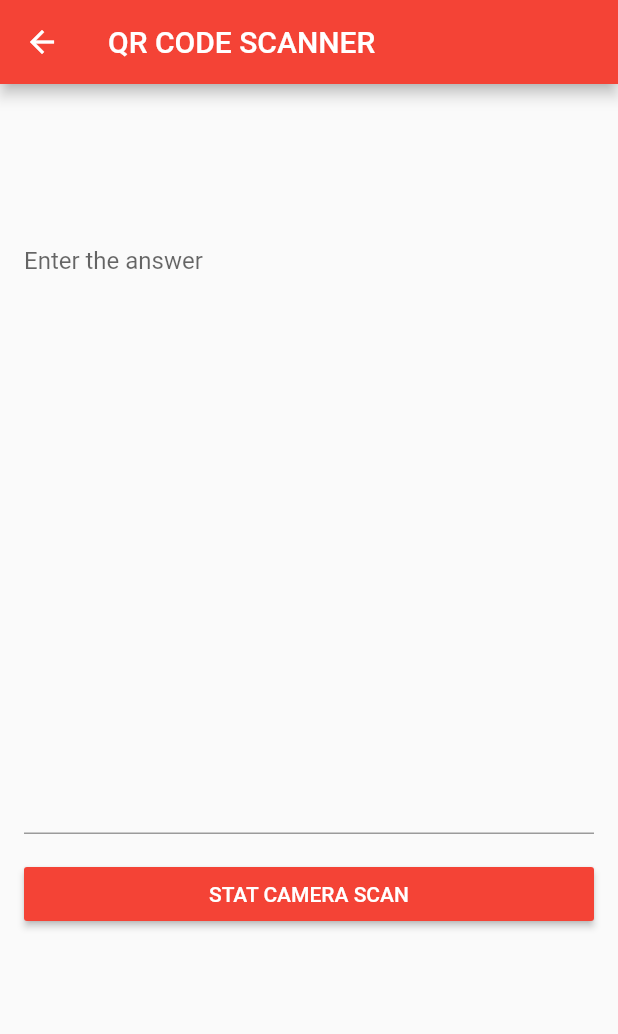
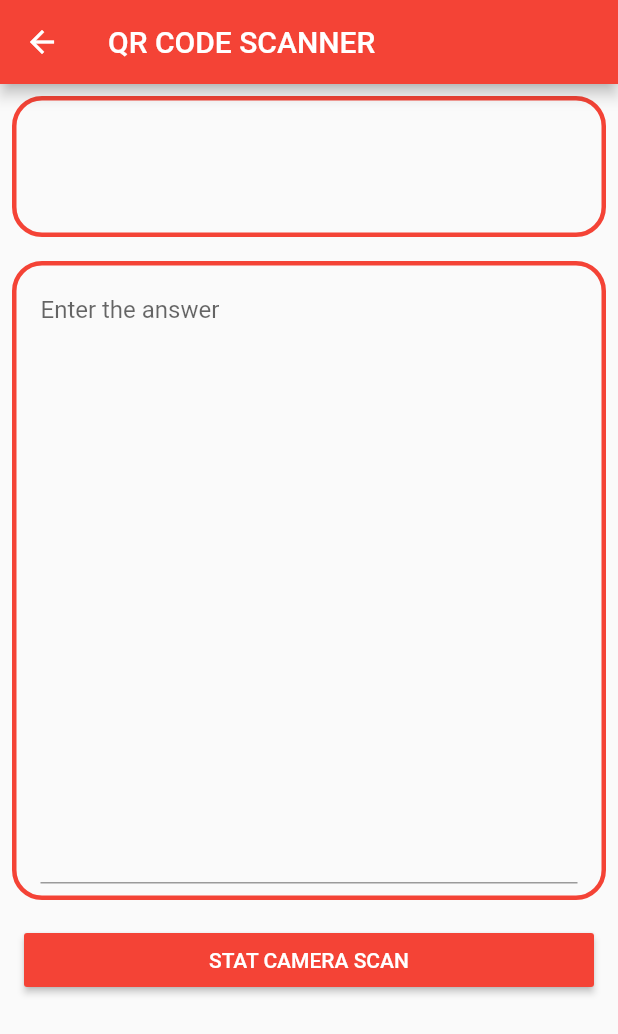
Before and after one commit to hieuruoi7797/ihust, a Flutter app: the ScanScreen screen opened directly, on a phone screen of 412 x 824 dp. Shown: the top 1034 px of the screen. Run offline on Flutter 3.47's test engine with Material 2 defaults, Android fonts, the phone set to English and light mode, and no system bars; our stand-ins replace bloc, device_info, equatable, flutter_bloc, flutter_local_notifications, google_fonts; missing offline and left inert: barcode_scan, flutter_tableview, tripledes; network calls fail.

Commit message:
update scan screen and table time view

```diff
--- a/lib/screens/roll_call/scan_screen.dart
+++ b/lib/screens/roll_call/scan_screen.dart
@@ -20,7 +20,10 @@ class _ScanState extends State<ScanScreen> {
         mainAxisAlignment: MainAxisAlignment.start,
         crossAxisAlignment: CrossAxisAlignment.stretch,
         children: <Widget>[
-          Padding(
+          Container(
+            margin:
+                EdgeInsets.only(left: 8.0, right: 8.0, bottom: 8.0, top: 8.0),
+            decoration: myBoxDecoration(),
             padding: EdgeInsets.only(
                 left: 16.0, right: 16.0, bottom: 64.0, top: 8.0),
             child: Text(
@@ -28,7 +31,10 @@ class _ScanState extends State<ScanScreen> {
               textAlign: TextAlign.start,
             ),
           ),
-          Padding(
+          Container(
+              margin:
+                  EdgeInsets.only(left: 8.0, right: 8.0, bottom: 8.0, top: 8.0),
+              decoration: myBoxDecoration(),
               padding: EdgeInsets.symmetric(horizontal: 16.0, vertical: 8.0),
               child: TextField(
 //                selectionHeightStyle: BoxHeightStyle,
@@ -71,4 +77,13 @@ class _ScanState extends State<ScanScreen> {
       setState(() => this.barcode = 'Unknown error: $e');
     }
   }
+
+  BoxDecoration myBoxDecoration() {
+    return BoxDecoration(
+      border: Border.all(color: Colors.red, width: 3.0),
+      borderRadius: BorderRadius.all(
+          Radius.circular(20.0) //         <--- border radius here
+          ),
+    );
+  }
 }
--- a/lib/screens/table_time/table_time_view.dart
+++ b/lib/screens/table_time/table_time_view.dart
@@ -32,11 +32,8 @@ class _CalendarState extends State<TableTimeView> {
   @override
   Widget build(BuildContext context) {
     // TODO: implement build
-    return MaterialApp(
-        theme: ThemeData(
-          primarySwatch: Colors.red,
-        ),
-        home: DefaultTabController(
+    return Scaffold(
+        body: DefaultTabController(
             length: 2,
             child: Scaffold(
                 appBar: AppBar(
```
